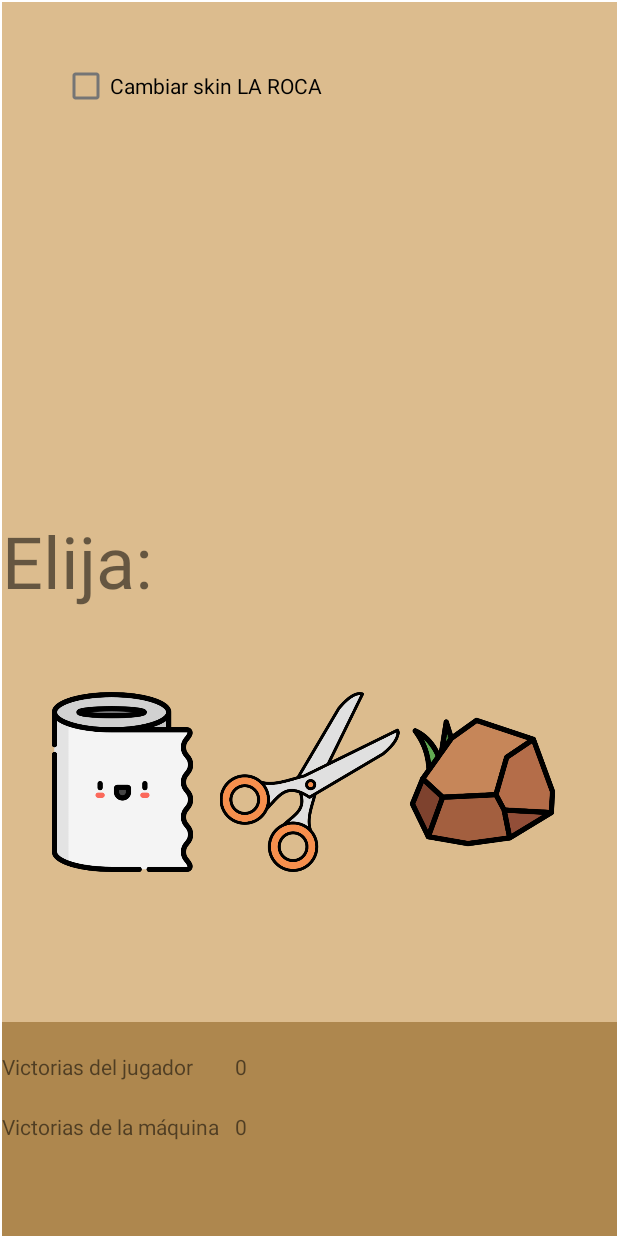
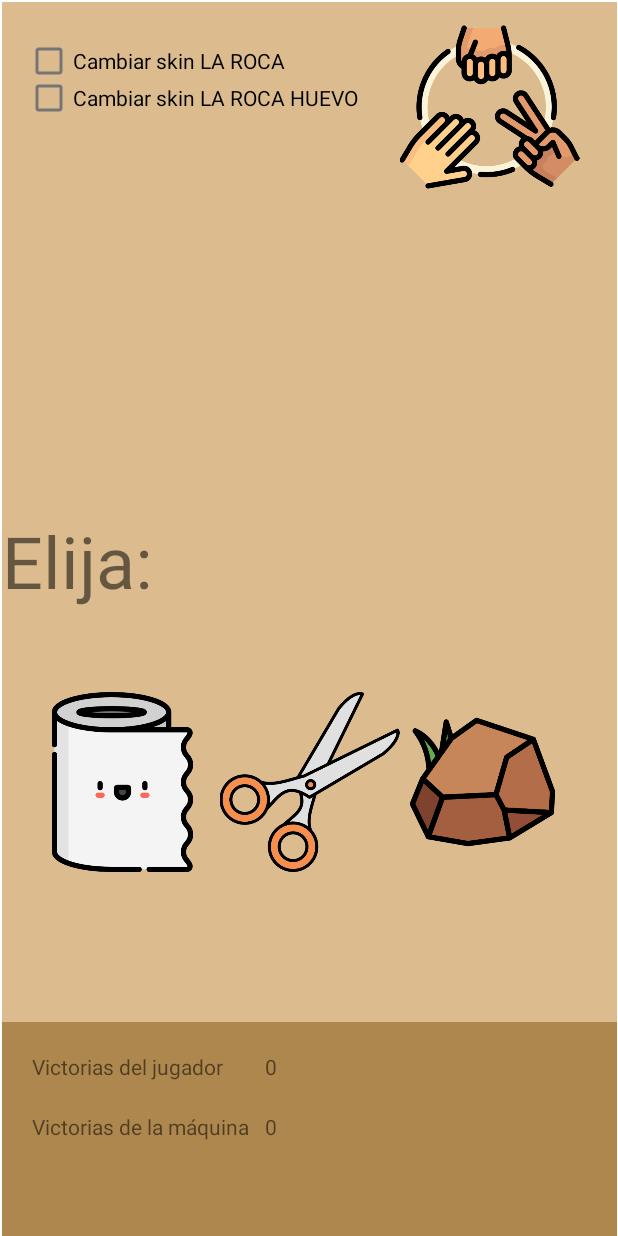
Before and after one commit to DavidP1996erea/Piedra_Papel_Tijeras, an Android app: the screen it shows after launch (MainActivity), on a phone screen of 412 x 824 dp. Run offline under Robolectric (Android 15) with nearby library versions, the phone set to English and light mode, and no system bars.

Commit message:
laROCAss

```diff
--- a/app/src/main/java/com/example/piedra_papel_tijeras/MainActivity.kt
+++ b/app/src/main/java/com/example/piedra_papel_tijeras/MainActivity.kt
@@ -32,26 +32,22 @@ class MainActivity : AppCompatActivity(), comunicador {
     fun cambiarSkin(view: View):ImageView{
 
         var laROCA = findViewById<CheckBox>(R.id.cambiarSkin)
+        var laROCAHUEVO = findViewById<CheckBox>(R.id.cambiarSkin2)
         var imagenPiedra = findViewById<ImageView>(R.id.piedraMaquina)
 
 
         if(laROCA.isChecked){
             imagenPiedra.setImageResource(R.drawable.laroca)
+        }else if(laROCAHUEVO.isChecked){
+            imagenPiedra.setImageResource(R.drawable.laroca2)
         }else{
             imagenPiedra.setImageResource(R.drawable.piedra)
         }
-
-
-
 
         return imagenPiedra
     }
 
     fun crearImagenRandom(): ImageView {
-
-
-
-
 
         var listaFotosJuego = arrayOf(
             findViewById<ImageView>(R.id.tijerasMaquina), findViewById(R.id.papelMaquina),
--- a/app/src/main/res/layout/fragment_maquina.xml
+++ b/app/src/main/res/layout/fragment_maquina.xml
@@ -8,13 +8,20 @@
     android:background="@color/fondo">
 
 
+    <ImageView
+
+        android:layout_width="150dp"
+        android:layout_height="120dp"
+        android:layout_marginStart="250dp"
+        android:layout_marginTop="10dp"
+        android:src="@drawable/piedrapapeltijeras" />
 
     <ImageView
         android:id="@+id/papelMaquina"
         android:layout_width="150dp"
         android:layout_height="120dp"
-        android:layout_marginStart="130dp"
-        android:layout_marginTop="120dp"
+        android:layout_marginStart="120dp"
+        android:layout_marginTop="160dp"
         android:visibility="invisible"
         android:src="@drawable/papel_higienico" />
 
@@ -22,8 +29,8 @@
         android:id="@+id/tijerasMaquina"
         android:layout_width="150dp"
         android:layout_height="120dp"
-        android:layout_marginStart="130dp"
-        android:layout_marginTop="120dp"
+        android:layout_marginStart="120dp"
+        android:layout_marginTop="160dp"
         android:visibility="invisible"
         android:src="@drawable/tijeras" />
 
@@ -31,8 +38,8 @@
         android:id="@+id/piedraMaquina"
         android:layout_width="150dp"
         android:layout_height="120dp"
-        android:layout_marginStart="130dp"
-        android:layout_marginTop="120dp"
+        android:layout_marginStart="120dp"
+        android:layout_marginTop="160dp"
         android:src="@drawable/piedra"
         android:visibility="invisible" />
 
@@ -41,9 +48,18 @@
         android:id="@+id/cambiarSkin"
         android:layout_width="wrap_content"
         android:layout_height="wrap_content"
-        android:layout_marginStart="40dp"
-        android:layout_marginTop="32dp"
+        android:layout_marginStart="15dp"
+        android:layout_marginTop="15dp"
         android:onClick="cambiarSkin"
         android:text="Cambiar skin LA ROCA" />
 
+    <CheckBox
+        android:id="@+id/cambiarSkin2"
+        android:layout_width="wrap_content"
+        android:layout_height="wrap_content"
+        android:layout_marginStart="15dp"
+        android:layout_marginTop="40dp"
+        android:onClick="cambiarSkin"
+        android:text="Cambiar skin LA ROCA HUEVO" />
+
 </FrameLayout>
--- a/app/src/main/res/layout/fragment_resultado_total.xml
+++ b/app/src/main/res/layout/fragment_resultado_total.xml
@@ -12,6 +12,7 @@
         android:layout_width="match_parent"
         android:layout_height="match_parent"
         android:layout_marginTop="20dp"
+        android:layout_marginStart="20dp"
         android:text="Victorias del jugador" />
 
 
@@ -20,7 +21,7 @@
         android:layout_width="match_parent"
         android:layout_height="match_parent"
         android:layout_marginTop="20dp"
-        android:layout_marginStart="155dp"
+        android:layout_marginStart="175dp"
         android:text="0" />
 
     <TextView
@@ -28,6 +29,7 @@
         android:layout_width="match_parent"
         android:layout_height="match_parent"
         android:layout_marginTop="60dp"
+        android:layout_marginStart="20dp"
         android:text="Victorias de la máquina" />
 
 
@@ -36,7 +38,7 @@
         android:layout_width="match_parent"
         android:layout_height="match_parent"
         android:layout_marginTop="60dp"
-        android:layout_marginStart="155dp"
+        android:layout_marginStart="175dp"
         android:text="0" />
 
 
```
Also changed, not shown: app/src/main/res/drawable/laroca2.jpg (added), app/src/main/res/drawable/piedrapapeltijeras.png (added).
